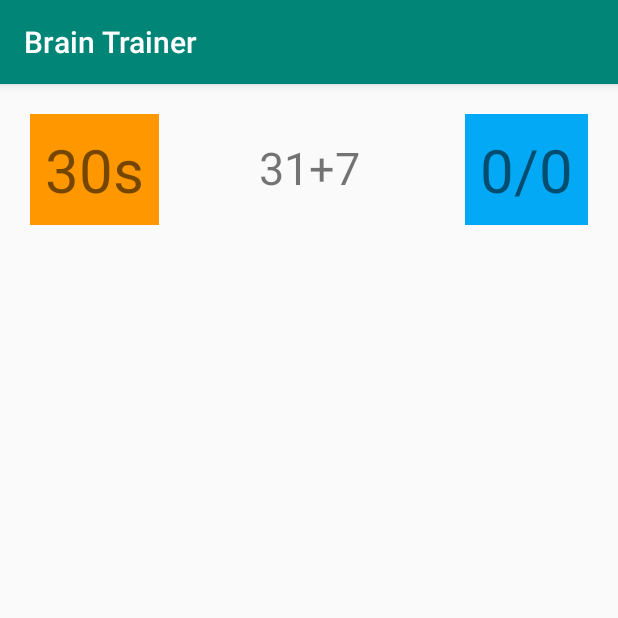
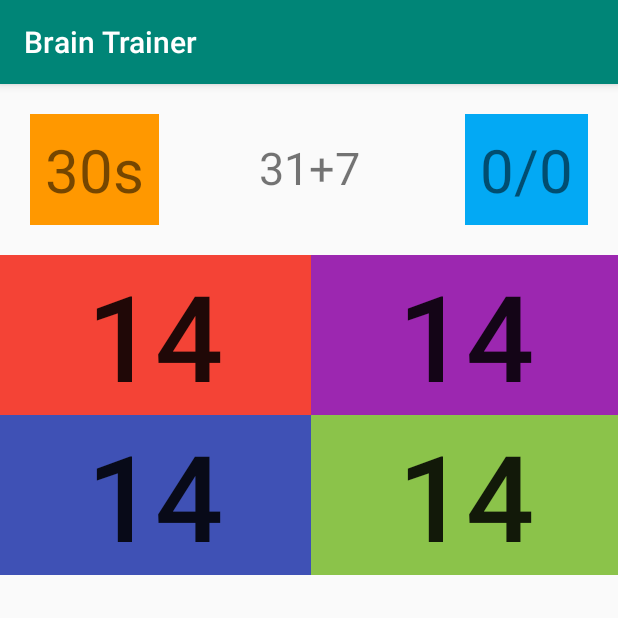
Before and after one commit to offlineprogrammer/BrainTrainer, an Android app: the screen it shows after launch (MainActivity), on a phone screen of 412 x 824 dp, the top half of it. Run offline under Robolectric (Android 15) with nearby library versions, the phone set to English and light mode, and no system bars.

Commit message:
GridLayout buttons

```diff
--- a/app/src/main/java/com/offlineprogrammer/braintrainer/MainActivity.java
+++ b/app/src/main/java/com/offlineprogrammer/braintrainer/MainActivity.java
@@ -24,4 +24,8 @@
         Log.i("goButton Clicked","Hide");
         goButton.setVisibility(View.INVISIBLE);
     }
+
+    public void chooseAnswer(View view){
+
+    }
 }
--- a/app/src/main/res/layout/activity_main.xml
+++ b/app/src/main/res/layout/activity_main.xml
@@ -60,4 +60,76 @@
         app:layout_constraintHorizontal_bias="0.5"
         app:layout_constraintStart_toStartOf="parent"
         app:layout_constraintTop_toTopOf="parent" />
+
+    <androidx.gridlayout.widget.GridLayout
+        android:layout_width="415dp"
+        android:layout_height="0dp"
+        android:layout_marginStart="8dp"
+        android:layout_marginTop="20dp"
+        android:layout_marginEnd="8dp"
+        app:layout_constraintEnd_toEndOf="parent"
+        app:layout_constraintStart_toStartOf="parent"
+        app:layout_constraintTop_toBottomOf="@+id/timerTextView">
+
+        <Button
+            android:id="@+id/button0"
+            android:layout_width="wrap_content"
+            android:layout_height="wrap_content"
+            android:background="#F44336"
+            android:onClick="chooseAnswer"
+            android:tag="0"
+            android:text="14"
+            android:textSize="80sp"
+            app:layout_column="0"
+            app:layout_columnWeight="1"
+            app:layout_gravity="fill"
+            app:layout_row="0"
+            app:layout_rowWeight="1" />
+
+        <Button
+            android:id="@+id/button1"
+            android:layout_width="wrap_content"
+            android:layout_height="wrap_content"
+            android:background="#9C27B0"
+            android:onClick="chooseAnswer"
+            android:tag="1"
+            android:text="14"
+            android:textSize="80sp"
+            app:layout_column="1"
+            app:layout_columnWeight="1"
+            app:layout_gravity="fill"
+            app:layout_row="0"
+            app:layout_rowWeight="1" />
+
+        <Button
+            android:id="@+id/button2"
+            android:layout_width="wrap_content"
+            android:layout_height="wrap_content"
+            android:background="#3F51B5"
+            android:onClick="chooseAnswer"
+            android:tag="2"
+            android:text="14"
+            android:textSize="80sp"
+            app:layout_column="0"
+            app:layout_columnWeight="1"
+            app:layout_gravity="fill"
+            app:layout_row="1"
+            app:layout_rowWeight="1" />
+
+        <Button
+            android:id="@+id/button3"
+            android:layout_width="wrap_content"
+            android:layout_height="wrap_content"
+            android:background="#8BC34A"
+            android:onClick="chooseAnswer"
+            android:tag="3"
+            android:text="14"
+            android:textSize="80sp"
+            app:layout_column="1"
+            app:layout_columnWeight="1"
+            app:layout_gravity="fill"
+            app:layout_row="1"
+            app:layout_rowWeight="1" />
+
+    </androidx.gridlayout.widget.GridLayout>
 </androidx.constraintlayout.widget.ConstraintLayout>
```
